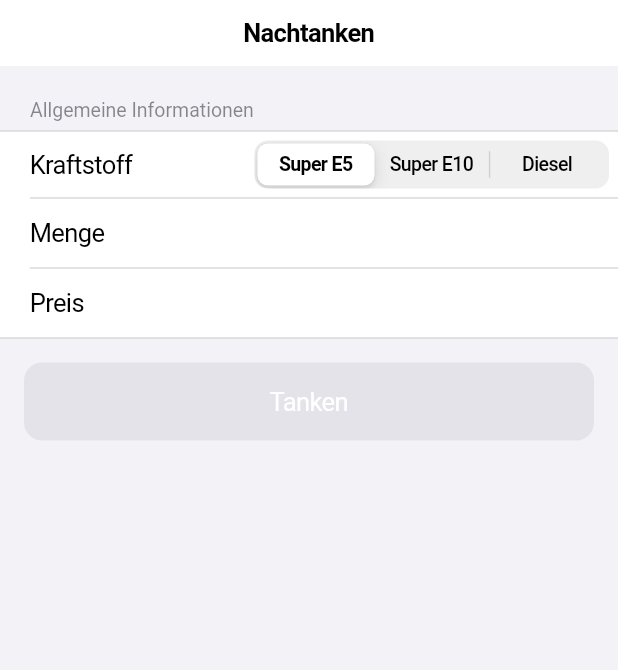
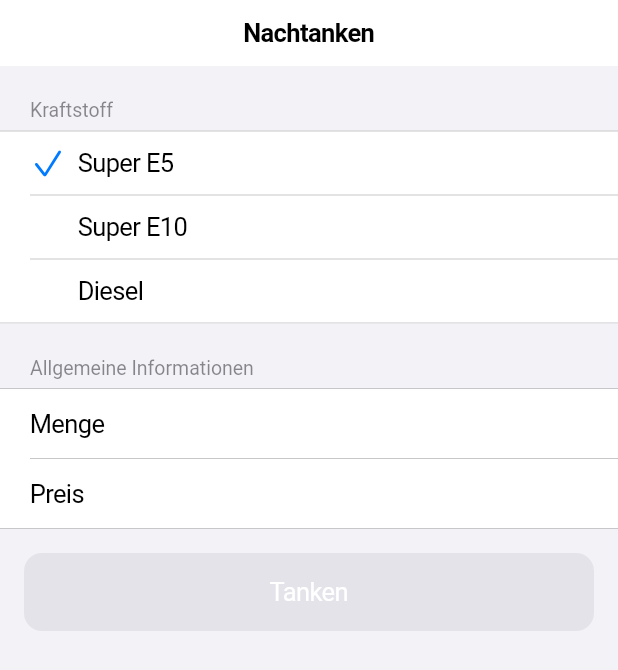
Before and after one commit to lucaschmider/Fueler, a Flutter app: the RefuelMain screen opened directly, on a phone screen of 412 x 824 dp. Shown: the top 670 px of the screen. Run offline on Flutter 3.47's test engine with Material 2 defaults, Android fonts, the light colour scheme and no system bars; our stand-ins replace modal_bottom_sheet, sqflite; accounts and stored records are empty.

Commit message:
improved fueltype picker

```diff
--- /dev/null
+++ b/lib/pages/refuel/cupertino-form-row-options.dart
@@ -0,0 +1,62 @@
+import 'package:flutter/cupertino.dart';
+import 'package:flutter/widgets.dart';
+
+class CupertinoFormRowOptions<TValue> extends StatefulWidget {
+  final Widget header;
+  final Map<TValue, Widget> values;
+  final Function(TValue) onChanged;
+  final TValue defaultValue;
+
+  const CupertinoFormRowOptions(
+      {Key key, this.header, this.values, this.onChanged, this.defaultValue})
+      : super(key: key);
+
+  @override
+  State<StatefulWidget> createState() =>
+      _CupertinoFormRowOptionsState<TValue>(defaultValue);
+}
+
+class _CupertinoFormRowOptionsState<TValue>
+    extends State<CupertinoFormRowOptions> {
+  TValue _currentValue;
+
+  _CupertinoFormRowOptionsState(TValue defaultValue) {
+    _currentValue = defaultValue;
+  }
+
+  @override
+  Widget build(BuildContext context) {
+    return CupertinoFormSection(
+      header: widget.header,
+      children: widget.values.entries
+          .map(
+            (e) => GestureDetector(
+              behavior: HitTestBehavior.translucent,
+              onTap: () {
+                setState(() {
+                  _currentValue = e.key;
+                });
+                widget.onChanged.call(e.key);
+              },
+              child: CupertinoFormRow(
+                child: SizedBox(
+                  height: 30,
+                  child: Row(
+                    children: [
+                      Padding(
+                        padding: EdgeInsets.only(right: 8),
+                        child: Icon(e.key == _currentValue
+                            ? CupertinoIcons.check_mark
+                            : null),
+                      ),
+                      e.value
+                    ],
+                  ),
+                ),
+              ),
+            ),
+          )
+          .toList(),
+    );
+  }
+}
--- a/lib/pages/refuel/refuel-main.dart
+++ b/lib/pages/refuel/refuel-main.dart
@@ -6,6 +6,8 @@ import 'package:fueler/model/app-state.model.dart';
 import 'package:fueler/model/refueling.model.dart';
 import 'package:fueler/repositories/refuelings.repository.dart';
 import 'package:provider/provider.dart';
+
+import 'cupertino-form-row-options.dart';
 
 class RefuelMain extends StatefulWidget {
   @override
@@ -37,23 +39,21 @@ class _RefuelMainState extends State<RefuelMain> {
           child: Form(
             child: Column(
               children: [
+                CupertinoFormRowOptions(
+                  header: Text("Kraftstoff"),
+                  values: {
+                    FuelType.Gazoline5: Text("Super E5"),
+                    FuelType.Gazoline10: Text("Super E10"),
+                    FuelType.Diesel: Text("Diesel"),
+                  },
+                  onChanged: (type) => setState(() {
+                    _fuelType = type;
+                  }),
+                  defaultValue: FuelType.Gazoline5,
+                ),
                 CupertinoFormSection(
                   header: Text("Allgemeine Informationen"),
                   children: [
-                    CupertinoFormRow(
-                      prefix: Text("Kraftstoff"),
-                      child: CupertinoSlidingSegmentedControl(
-                        groupValue: _fuelType,
-                        children: {
-                          FuelType.Gazoline5: Text("Super E5"),
-                          FuelType.Gazoline10: Text("Super E10"),
-                          FuelType.Diesel: Text("Diesel"),
-                        },
-                        onValueChanged: (fuelType) => setState(() {
-                          _fuelType = fuelType;
-                        }),
-                      ),
-                    ),
                     CupertinoTextFormFieldRow(
                       prefix: Text("Menge"),
                       keyboardType: TextInputType.numberWithOptions(
```
